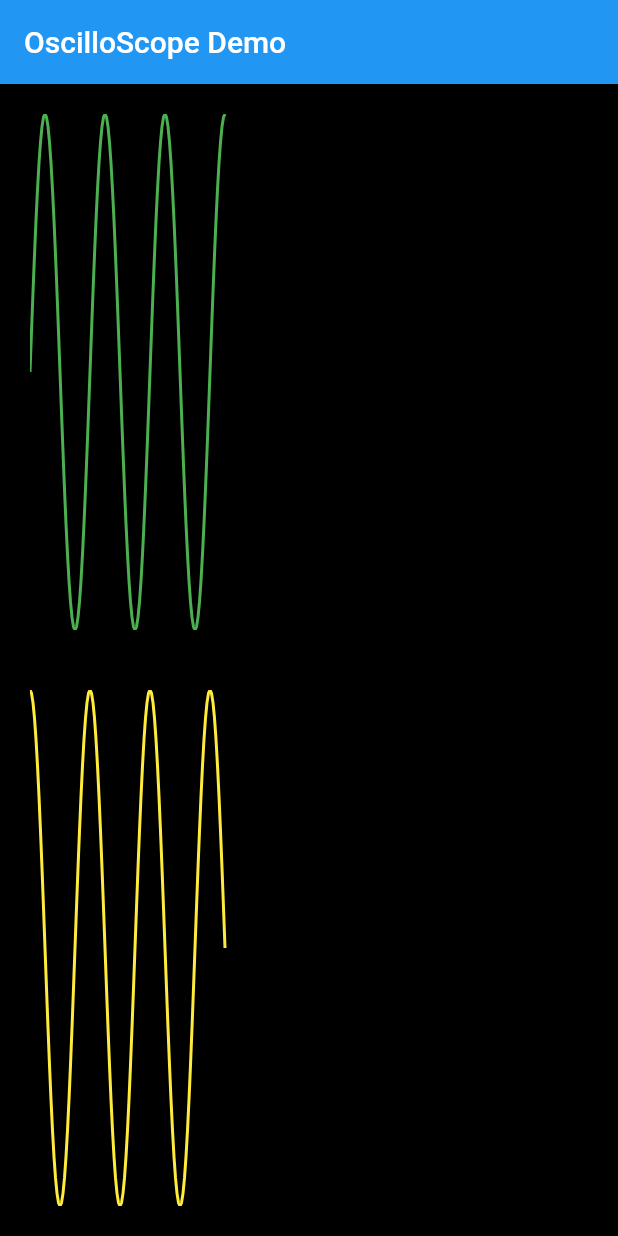
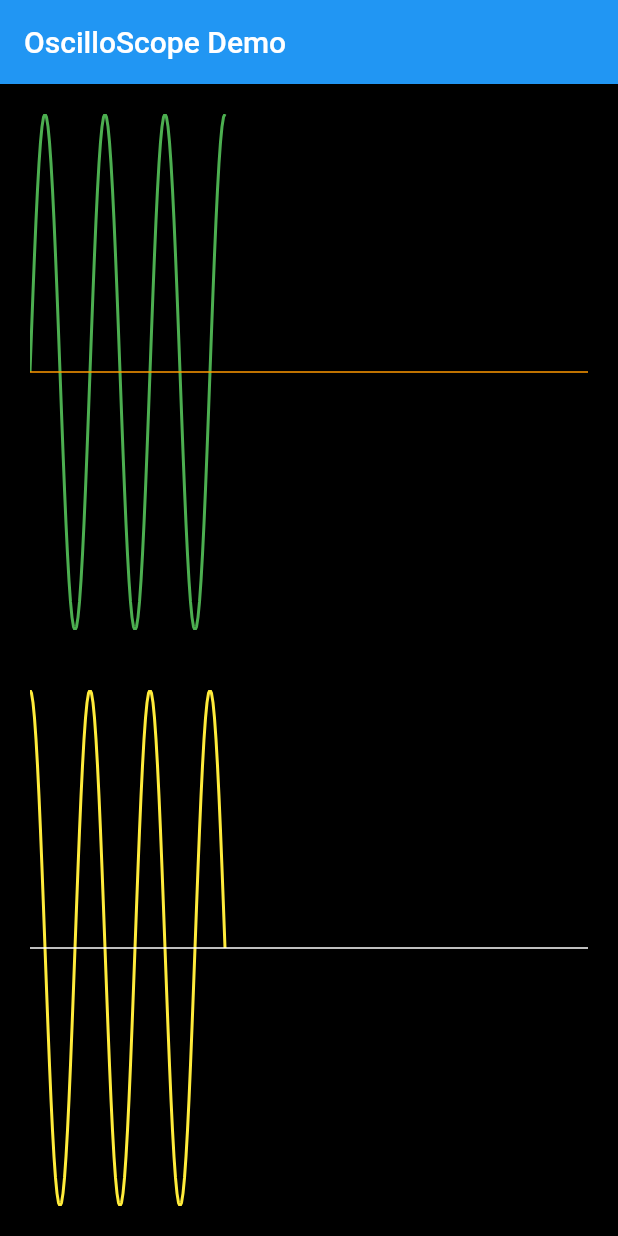
Before and after one commit to magnatronus/oscilloscope, a Flutter app: the screen it shows after launch, on a phone screen of 412 x 824 dp. Run offline on Flutter 3.47's test engine with Material 2 defaults, Android fonts, the phone set to English and light mode, and no system bars.

Commit message:
added an optional yAxis display

```diff
--- a/example/lib/main.dart
+++ b/example/lib/main.dart
@@ -25,13 +25,13 @@ class Shell extends StatefulWidget {
 }
 
 class _ShellState extends State<Shell> {
-  List<double> traceX = List();
-  List<double> traceY = List();
+  List<double> traceSine = List();
+  List<double> traceCosine = List();
   double radians = 0.0;
   Timer _timer;
 
-  /// method to generate tTst  Wave Pattern Sets
-  /// this gives us a value between +1  & -1 for sign & cosine
+  /// method to generate a Test  Wave Pattern Sets
+  /// this gives us a value between +1  & -1 for sine & cosine
   _generateTrace(Timer t) {
     // generate our  values
     var sv = sin((radians * pi));
@@ -39,11 +39,11 @@ class _ShellState extends State<Shell> {
 
     // Add to the growing dataset
     setState(() {
-      traceX.add(sv);
-      traceY.add(cv);
+      traceSine.add(sv);
+      traceCosine.add(cv);
     });
 
-    // adjust to recyle the radian value ( 0 = 2Pi RADS)
+    // adjust to recyle the radian value ( as 0 = 2Pi RADS)
     radians += 0.05;
     if (radians >= 2.0) {
       radians = 0.0;
@@ -65,24 +65,27 @@ class _ShellState extends State<Shell> {
 
   @override
   Widget build(BuildContext context) {
-    // Create A Scope Display
+    // Create A Scope Display for Sine
     Oscilloscope scopeOne = Oscilloscope(
+      showYAxis: true,
+      yAxisColor: Colors.orange,
       padding: 20.0,
       backgroundColor: Colors.black,
       traceColor: Colors.green,
       yAxisMax: 1.0,
       yAxisMin: -1.0,
-      dataSet: traceX,
+      dataSet: traceSine,
     );
 
-    // Create A Scope Display
+    // Create A Scope Display for Cosine
     Oscilloscope scopeTwo = Oscilloscope(
+      showYAxis: true,
       padding: 20.0,
       backgroundColor: Colors.black,
       traceColor: Colors.yellow,
       yAxisMax: 1.0,
       yAxisMin: -1.0,
-      dataSet: traceY,
+      dataSet: traceCosine,
     );
 
     // Generate the Scaffold
--- a/lib/oscilloscope.dart
+++ b/lib/oscilloscope.dart
@@ -9,6 +9,9 @@ import 'package:flutter/material.dart';
 /// The [dataSet] arguments MUST be a List<double> -  this is the data that is used by the display to generate a trace
 ///
 /// All other arguments are optional as they have preset values
+///
+/// [showYAxis] this will display a line along the yAxisat 0 if the value is set to true (default is false)
+/// [yAxisColor] determines the color of the displayed yAxis (default value is Colors.white)
 ///
 /// [yAxisMin] and [yAxisMax] although optional should be set to reflect the data that is supplied in [dataSet]. These values
 /// should be set to the min and max values in the supplied [dataSet].
@@ -28,13 +31,17 @@ class Oscilloscope extends StatefulWidget {
   final double padding;
   final Color backgroundColor;
   final Color traceColor;
+  final Color yAxisColor;
+  final bool showYAxis;
 
   Oscilloscope(
       {this.traceColor = Colors.white,
       this.backgroundColor = Colors.black,
+      this.yAxisColor = Colors.white,
       this.padding = 10.0,
       this.yAxisMax = 1.0,
       this.yAxisMin = 0.0,
+      this.showYAxis = false,
       @required this.dataSet});
 
   @override
@@ -61,6 +68,8 @@ class _OscilloscopeState extends State<Oscilloscope> {
       child: ClipRect(
         child: CustomPaint(
           painter: _TracePainter(
+              showYAxis: widget.showYAxis,
+              yAxisColor: widget.yAxisColor,
               dataSet: widget.dataSet,
               traceColor: widget.traceColor,
               yRange: yRange),
@@ -75,21 +84,29 @@ class _TracePainter extends CustomPainter {
   final List dataSet;
   final double xScale;
   final Color traceColor;
+  final Color yAxisColor;
+  final bool showYAxis;
   final double yRange;
 
   _TracePainter(
-      {this.yRange,
+      {this.showYAxis,
+      this.yAxisColor,
+      this.yRange,
       this.dataSet,
       this.xScale = 1.0,
       this.traceColor = Colors.white});
 
   @override
   void paint(Canvas canvas, Size size) {
-    final paint = Paint()
+    final tracePaint = Paint()
       ..strokeJoin = StrokeJoin.round
       ..strokeWidth = 2.0
       ..color = traceColor
       ..style = PaintingStyle.stroke;
+
+    final axisPaint = Paint()
+      ..strokeWidth = 1.0
+      ..color = yAxisColor;
 
     double yScale = (size.height / yRange);
 
@@ -115,7 +132,17 @@ class _TracePainter extends CustomPainter {
       }
 
       // display the trace
-      canvas.drawPath(trace, paint);
+      canvas.drawPath(trace, tracePaint);
+
+      // if yAxis required draw it here
+      if (showYAxis) {
+        print("show y axis");
+        Offset yStart =
+            Offset(0.0, size.height - (0.0 + (yRange / 2)) * yScale);
+        Offset yEnd =
+            Offset(size.width, size.height - (0.0 + (yRange / 2)) * yScale);
+        canvas.drawLine(yStart, yEnd, axisPaint);
+      }
     }
   }
 
--- a/pubspec.yaml
+++ b/pubspec.yaml
@@ -1,6 +1,6 @@
 name: oscilloscope
 description: A graphical widget that can be used to display a dataset similar to an oscilloscope display
-version: 0.0.1
+version: 0.0.2
 author: Steve Rogers <srogers.uk@gmail.com>
 homepage: https://github.com/magnatronus/oscilloscope
 
```
Also changed, not shown: example/pubspec.lock, scope.gif, 2 other files.
